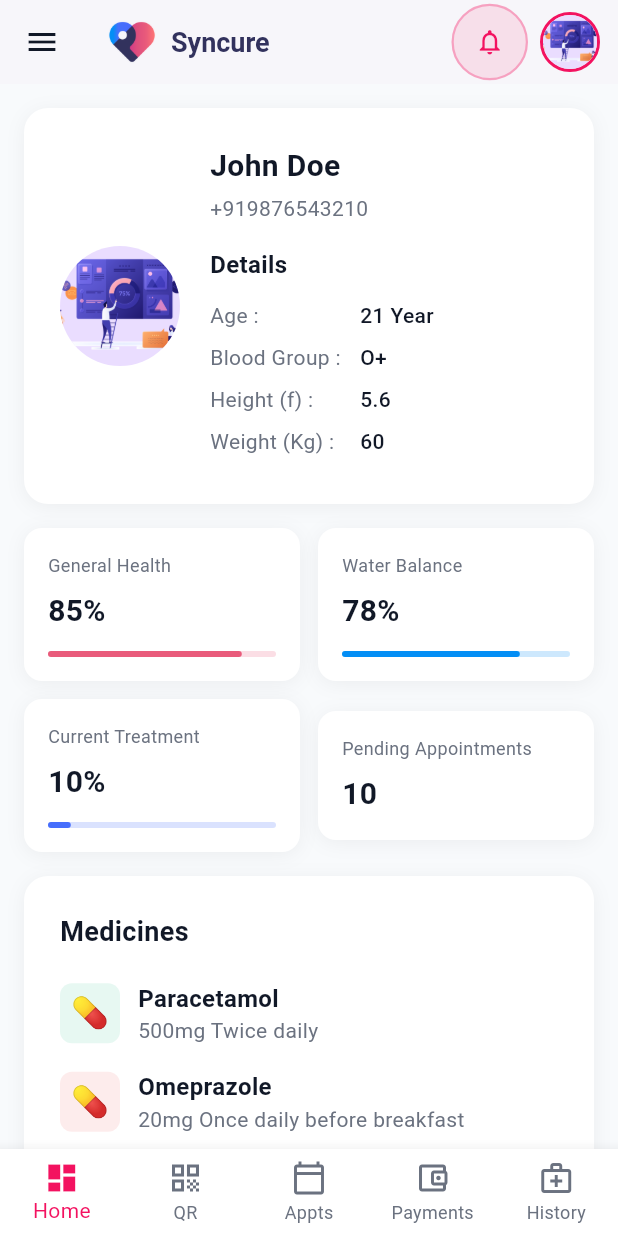
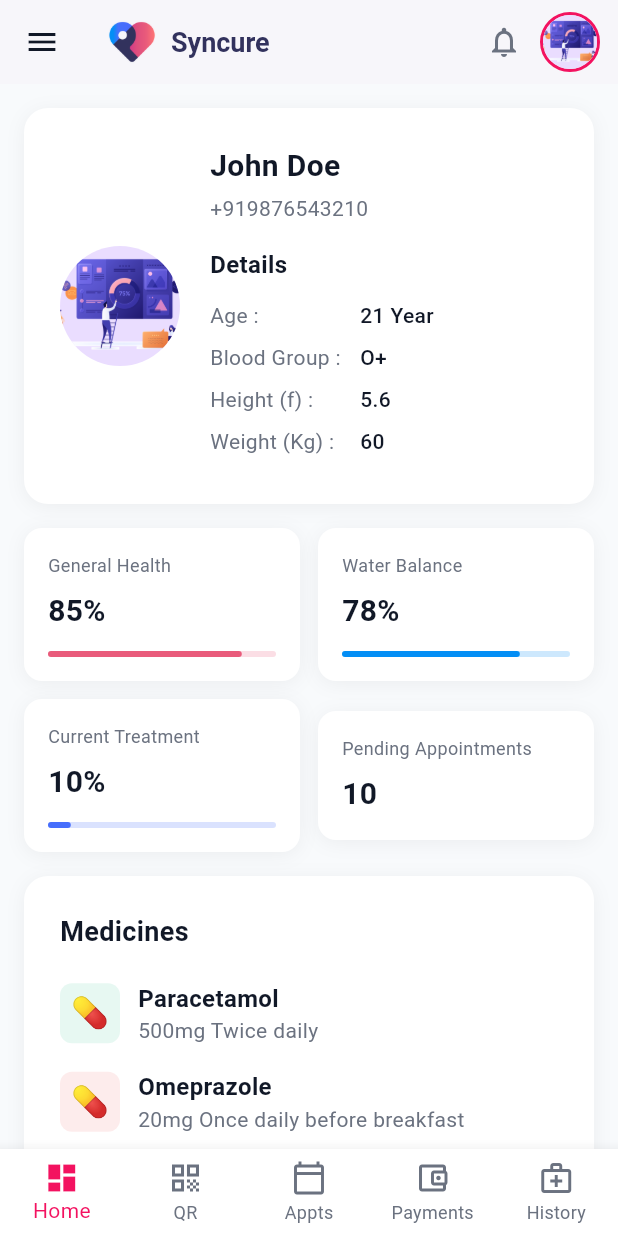
Before and after one commit to ad956/syncure-app, a Flutter app: the screen it shows after launch, after a tap on "Sign In", on a phone screen of 412 x 824 dp. Run offline on Flutter 3.47's test engine with Material 3 defaults, Android fonts, the phone set to English and light mode, and no system bars; our stand-ins replace dio, fl_chart, flutter_riverpod, flutter_secure_storage, go_router, qr_flutter and 1 more; Roboto replaces fonts that are missing (SF Pro Display).

Commit message:
feat: minor fixes

```diff
--- a/app/lib/widgets/mobile_layout.dart
+++ b/app/lib/widgets/mobile_layout.dart
@@ -51,24 +51,14 @@ class MobileLayout extends StatelessWidget {
         ],
       ),
       actions: [
-        Container(
-          margin: const EdgeInsets.only(right: 8),
-          decoration: BoxDecoration(
-            color: const Color(0xFFF31260).withOpacity(0.1),
-            shape: BoxShape.circle,
-            border: Border.all(
-              color: const Color(0xFFF31260).withOpacity(0.3),
-              width: 1.5,
-            ),
-          ),
-          child: IconButton(
-            onPressed: () {
-              NovuService.showNotifications(context);
-            },
-            icon: const Icon(Icons.notifications_outlined, size: 20),
-            style: IconButton.styleFrom(
-              foregroundColor: const Color(0xFFF31260),
-            ),
+        IconButton(
+          onPressed: () {
+            NovuService.showNotifications(context);
+          },
+          icon: const Icon(Icons.notifications_outlined, size: 24),
+          style: IconButton.styleFrom(
+            foregroundColor: const Color(0xFF6B7280),
+            backgroundColor: Colors.transparent,
           ),
         ),
         Container(
```
